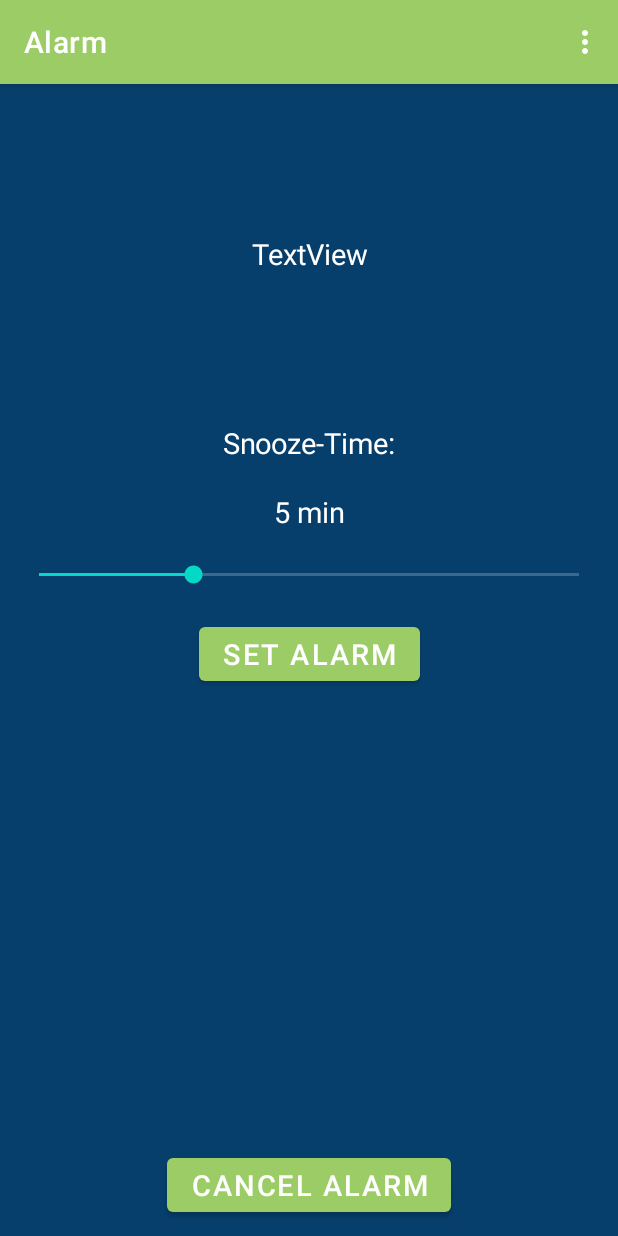
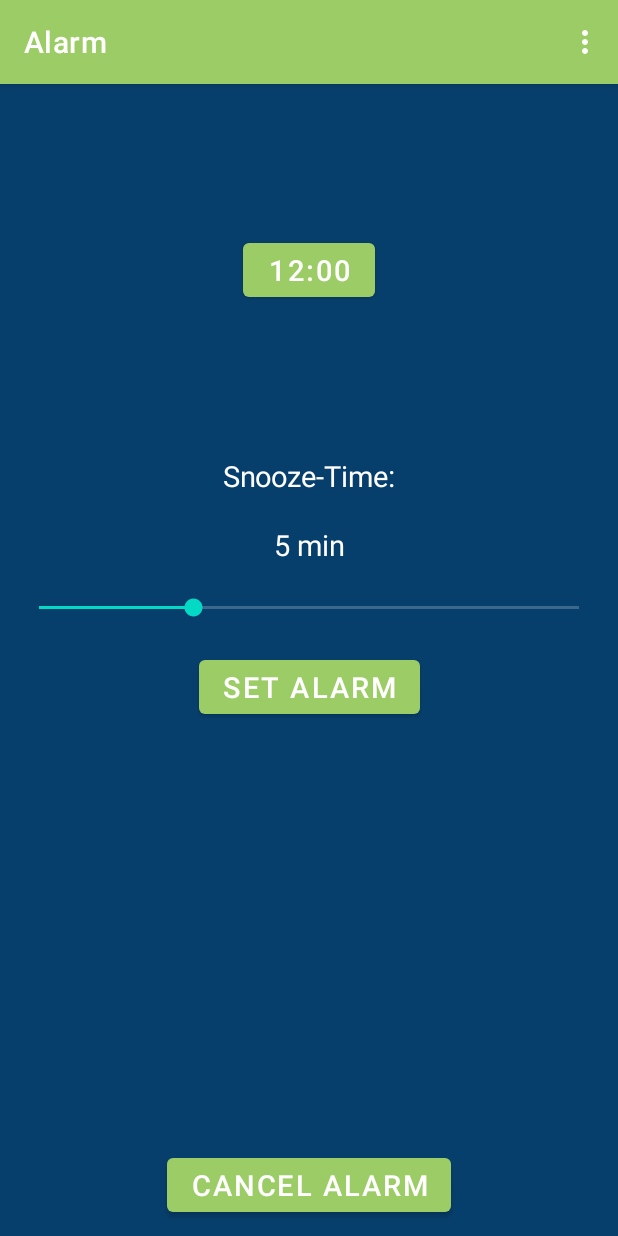
Before and after one commit to Felix-9029/Alarm, an Android app: the screen it shows after launch (MainActivity), on a phone screen of 412 x 824 dp. Run offline under Robolectric (Android 15) with nearby library versions, the phone set to English and light mode, and no system bars.

Commit message:
implement timePicker and finish GUI-Design

```diff
--- a/app/src/main/java/de/felix/alarm/MainActivity.kt
+++ b/app/src/main/java/de/felix/alarm/MainActivity.kt
@@ -1,5 +1,6 @@
 package de.felix.alarm
 
+import android.app.TimePickerDialog
 import android.content.Intent
 import android.os.Bundle
 import android.view.Menu
@@ -11,9 +12,17 @@ import androidx.appcompat.app.AppCompatDelegate
 import androidx.preference.PreferenceManager
 import de.felix.alarm.databinding.ActivityMainBinding
 import kotlinx.android.synthetic.main.activity_main.*
+import java.text.SimpleDateFormat
+import java.util.*
 
 
 class MainActivity : AppCompatActivity() {
+
+    companion object {
+        lateinit var mainActivity: MainActivity
+            private set
+    }
+
     override fun onCreate(savedInstanceState: Bundle?) {
         super.onCreate(savedInstanceState)
         setContentView(R.layout.activity_main)
@@ -26,6 +35,20 @@ class MainActivity : AppCompatActivity() {
 
         applySharedPreferenceSettings()
 
+        buttonAlarmTime.setOnClickListener {
+            val cal = Calendar.getInstance()
+            val timeSetListener = TimePickerDialog.OnTimeSetListener { timePicker, hour, minute ->
+                cal.set(Calendar.HOUR_OF_DAY, hour)
+                cal.set(Calendar.MINUTE, minute)
+                buttonAlarmTime.text = SimpleDateFormat("HH:mm").format(cal.time)
+            }
+            TimePickerDialog(this, timeSetListener, cal.get(Calendar.HOUR_OF_DAY), cal.get(Calendar.MINUTE), true).show()
+        }
+
+        buttonSetAlarm.setOnClickListener {
+
+        }
+
         buttonCancelAlarm.setOnClickListener {
 
         }
@@ -34,18 +57,12 @@ class MainActivity : AppCompatActivity() {
         seekBarSnoozeTime.max = 14
         seekBarSnoozeTime.setOnSeekBarChangeListener(object: OnSeekBarChangeListener {
             override fun onProgressChanged(seekBar: SeekBar?, currentValue: Int, fromUser: Boolean) {
-                var currentValueInc = currentValue
-                currentValueInc++
-                val snoozeString = "$currentValueInc min"
-                textViewSnoozeTime.text = snoozeString
+                setSnoozeTimeString(currentValue)
             }
             override fun onStartTrackingTouch(seekBar: SeekBar?) {}
             override fun onStopTrackingTouch(seekBar: SeekBar?) {}
         })
-        var currentValueInc = seekBarSnoozeTime.progress
-        currentValueInc++
-        val snoozeString = "$currentValueInc min"
-        textViewSnoozeTime.text = snoozeString
+        setSnoozeTimeString(seekBarSnoozeTime.progress)
     }
 
     override fun onResume() {
@@ -77,7 +94,7 @@ class MainActivity : AppCompatActivity() {
         val sharedPreferences = PreferenceManager.getDefaultSharedPreferences(this)
         val textsizeString = sharedPreferences?.getString("fontsize", "19")
         if (textsizeString != null) {
-            textView.textSize = textsizeString.toFloat()
+            buttonAlarmTime.textSize = textsizeString.toFloat()
             textViewSnoozeTimeString.textSize = textsizeString.toFloat()
             textViewSnoozeTime.textSize = textsizeString.toFloat()
             buttonCancelAlarm.textSize = textsizeString.toFloat()
@@ -94,4 +111,15 @@ class MainActivity : AppCompatActivity() {
             }
         }
     }
+
+    private fun setSnoozeTimeString(time: Int) {
+        val currentValueInc = time + 1
+        val snoozeString = "$currentValueInc min"
+        textViewSnoozeTime.text = snoozeString
+    }
+
+    fun setAlarmTime(hour: Int, min: Int) {
+        val time = "$hour:$min"
+        buttonAlarmTime.text = time
+    }
 }
--- a/app/src/main/res/layout/activity_main.xml
+++ b/app/src/main/res/layout/activity_main.xml
@@ -27,13 +27,13 @@
         android:overScrollMode="never"
         app:layout_behavior="@string/appbar_scrolling_view_behavior">
 
-        <TextView
-            android:id="@+id/textView"
-            android:layout_width="0dp"
+        <Button
+            android:id="@+id/buttonAlarmTime"
+            android:layout_width="wrap_content"
             android:layout_height="wrap_content"
             android:layout_marginTop="100dp"
             android:layout_marginBottom="50dp"
-            android:text="TextView"
+            android:text="12:00"
             android:textAlignment="center"
             app:layout_constraintBottom_toTopOf="@+id/textViewSnoozeTimeString"
             app:layout_constraintEnd_toEndOf="parent"
@@ -50,7 +50,7 @@
             app:layout_constraintBottom_toTopOf="@+id/textViewSnoozeTime"
             app:layout_constraintEnd_toEndOf="parent"
             app:layout_constraintStart_toStartOf="parent"
-            app:layout_constraintTop_toBottomOf="@+id/textView" />
+            app:layout_constraintTop_toBottomOf="@+id/buttonAlarmTime" />
 
         <TextView
             android:id="@+id/textViewSnoozeTime"
```
